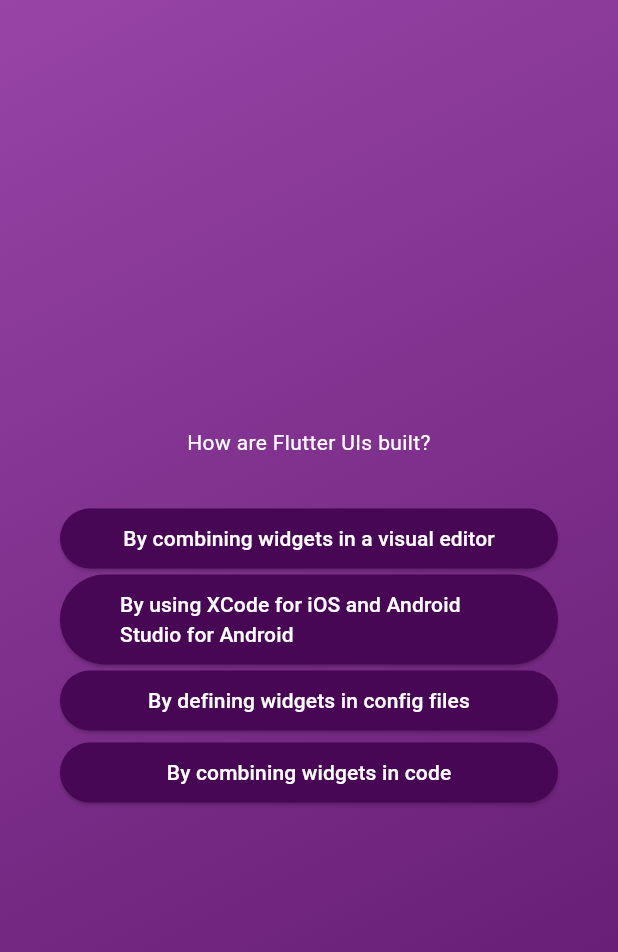
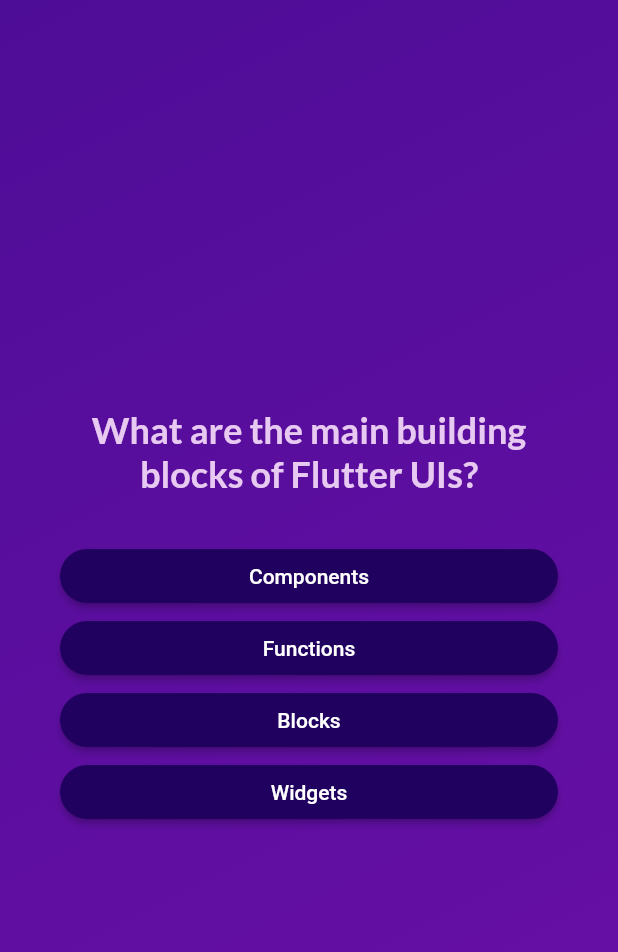
Before and after one commit to neha09panchal/quiz_app, a Flutter app: the screen it shows after launch, after a tap on "Start Quiz", on a phone screen of 412 x 824 dp. Shown: the top 952 px of the screen. Run offline on Flutter 3.47's test engine with Material 2 defaults, Android fonts, the phone set to English and light mode, and no system bars; our stand-ins replace google_fonts.

Commit message:
complete quiz app

```diff
--- a/lib/answer_button.dart
+++ b/lib/answer_button.dart
@@ -13,24 +13,22 @@ class AnswerButton extends StatelessWidget {
   @override
   Widget build(BuildContext context) {
     return ElevatedButton(
+      onPressed: onTap,
       style: ElevatedButton.styleFrom(
-        backgroundColor: Color.fromARGB(
-          255,
-          72,
-          7,
-          84,
+        padding: const EdgeInsets.symmetric(
+          vertical: 10,
+          horizontal: 40,
         ),
+        backgroundColor: const Color.fromARGB(255, 33, 1, 95),
         foregroundColor: Colors.white,
         shape: RoundedRectangleBorder(
-          borderRadius: BorderRadius.circular(40.0),
-        ),
-        padding: EdgeInsets.symmetric(
-          vertical: 10.0,
-          horizontal: 40.0,
+          borderRadius: BorderRadius.circular(40),
         ),
       ),
-      onPressed: () {},
-      child: Text(answerText),
+      child: Text(
+        answerText,
+        textAlign: TextAlign.center,
+      ),
     );
   }
 }
--- a/lib/models/quiz_question.dart
+++ b/lib/models/quiz_question.dart
@@ -1,11 +1,11 @@
 class QuizQuestion {
-  const QuizQuestion(this.questionText, this.answers);
+  const QuizQuestion(this.text, this.answers);
 
-  final String questionText;
+  final String text;
   final List<String> answers;
 
-  List<String> getShuffledAnswer() {
-    var shuffledList = List.of(answers);
+  List<String> getShuffledAnswers() {
+    final shuffledList = List.of(answers);
     shuffledList.shuffle();
     return shuffledList;
   }
--- a/lib/questions_screen.dart
+++ b/lib/questions_screen.dart
@@ -1,54 +1,65 @@
 import 'package:flutter/material.dart';
-import 'package:quiz_app/answer_button.dart';
+import 'package:google_fonts/google_fonts.dart';
 
+import 'answer_button.dart';
 import 'data/questions.dart';
 
 class QuestionsScreen extends StatefulWidget {
-  const QuestionsScreen({super.key});
+  const QuestionsScreen({
+    super.key,
+    required this.onSelectAnswer,
+  });
+
+  final void Function(String answer) onSelectAnswer;
 
   @override
-  State<QuestionsScreen> createState() => _QuestionsScreenState();
+  State<QuestionsScreen> createState() {
+    return _QuestionsScreenState();
+  }
 }
 
 class _QuestionsScreenState extends State<QuestionsScreen> {
   var currentQuestionIndex = 0;
 
-  void answerQuestion() {
+  void answerQuestion(String selectedAnswer) {
+    widget.onSelectAnswer(selectedAnswer);
+    // currentQuestionIndex = currentQuestionIndex + 1;
+    // currentQuestionIndex += 1;
     setState(() {
-      currentQuestionIndex = currentQuestionIndex + 1;
-      print('*** setstate $currentQuestionIndex');
+      currentQuestionIndex++; // increments the value by 1
     });
   }
 
   @override
-  Widget build(BuildContext context) {
-    var currentQuestion = questions[1];
-    print('*** index ${questions[currentQuestionIndex].toString()}');
+  Widget build(context) {
+    final currentQuestion = questions[currentQuestionIndex];
 
     return SizedBox(
       width: double.infinity,
       child: Container(
-        margin: const EdgeInsets.all(40.0),
+        margin: const EdgeInsets.all(40),
         child: Column(
           mainAxisAlignment: MainAxisAlignment.center,
           crossAxisAlignment: CrossAxisAlignment.stretch,
           children: [
             Text(
-              currentQuestion.questionText,
-              style: const TextStyle(
-                color: Colors.white,
+              currentQuestion.text,
+              style: GoogleFonts.lato(
+                color: const Color.fromARGB(255, 231, 201, 241),
+                fontSize: 24.0,
+                fontWeight: FontWeight.bold,
               ),
               textAlign: TextAlign.center,
             ),
-            const SizedBox(
-              height: 30.0,
-            ),
-            ...currentQuestion.getShuffledAnswer().map((answer) {
+            const SizedBox(height: 30),
+            ...currentQuestion.getShuffledAnswers().map((answer) {
               return AnswerButton(
                 answerText: answer,
-                onTap: () => answerQuestion(),
+                onTap: () {
+                  answerQuestion(answer);
+                },
               );
-            }),
+            })
           ],
         ),
       ),
--- a/lib/quiz.dart
+++ b/lib/quiz.dart
@@ -1,45 +1,78 @@
 import 'package:flutter/material.dart';
 import 'package:quiz_app/questions_screen.dart';
+import 'package:quiz_app/results_screen.dart';
 import 'package:quiz_app/start_screen.dart';
+
+import 'data/questions.dart';
 
 class Quiz extends StatefulWidget {
   const Quiz({super.key});
 
   @override
-  State<Quiz> createState() => _QuizState();
+  State<Quiz> createState() {
+    return _QuizState();
+  }
 }
 
 class _QuizState extends State<Quiz> {
   var activeScreen = 'start-screen';
+  List<String> selectedAnswer = [];
 
   void switchScreen() {
     setState(() {
-      activeScreen = 'questions';
+      selectedAnswer = [];
+      activeScreen = 'questions-screen';
+    });
+  }
+
+  void chooseAnswer(String answer) {
+    selectedAnswer.add(answer);
+
+    if (selectedAnswer.length == questions.length) {
+      setState(() {
+        activeScreen = 'results-screen';
+      });
+    }
+  }
+
+  void restartQuiz() {
+    setState(() {
+      selectedAnswer = [];
+      activeScreen = 'questions-screen';
     });
   }
 
   @override
-  Widget build(BuildContext context) {
+  Widget build(context) {
+    Widget screenWidget = StartScreen(switchScreen);
+
+    if (activeScreen == 'questions-screen') {
+      screenWidget = QuestionsScreen(
+        onSelectAnswer: chooseAnswer,
+      );
+    }
+
+    if (activeScreen == 'results-screen') {
+      screenWidget = ResultsScreen(
+        chosenAnswer: selectedAnswer,
+        onRestart: restartQuiz,
+      );
+    }
+
     return MaterialApp(
-      theme: ThemeData(
-        colorScheme: ColorScheme.fromSeed(seedColor: Colors.deepPurple),
-        useMaterial3: true,
-      ),
       home: Scaffold(
         body: Container(
           decoration: const BoxDecoration(
             gradient: LinearGradient(
               colors: [
-                Color.fromARGB(255, 151, 68, 166),
-                Color.fromARGB(255, 94, 22, 107),
+                Color.fromARGB(255, 78, 13, 151),
+                Color.fromARGB(255, 107, 15, 168),
               ],
               begin: Alignment.topLeft,
               end: Alignment.bottomRight,
             ),
           ),
-          child: activeScreen == 'start-screen'
-              ? StartScreen(switchScreen)
-              : const QuestionsScreen(),
+          child: screenWidget,
         ),
       ),
     );
--- a/lib/start_screen.dart
+++ b/lib/start_screen.dart
@@ -1,4 +1,5 @@
 import 'package:flutter/material.dart';
+import 'package:google_fonts/google_fonts.dart';
 
 class StartScreen extends StatelessWidget {
   final void Function() startQuiz;
@@ -21,13 +22,15 @@ class StartScreen extends StatelessWidget {
                   255,
                   255,
                 )),
-            const Padding(
-              padding: EdgeInsets.only(top: 16.0),
-              child: Text('Learn Flutter the fun way!',
-                  style: TextStyle(
-                    fontSize: 24.0,
-                    color: Colors.white,
-                  )),
+            Padding(
+              padding: const EdgeInsets.only(top: 16.0),
+              child: Text(
+                'Learn Flutter the fun way!',
+                style: GoogleFonts.lato(
+                  color: Colors.white,
+                  fontSize: 24.0,
+                ),
+              ),
             ),
             Padding(
               padding: const EdgeInsets.only(top: 16.0),
--- a/pubspec.yaml
+++ b/pubspec.yaml
@@ -35,6 +35,7 @@ dependencies:
   # The following adds the Cupertino Icons font to your application.
   # Use with the CupertinoIcons class for iOS style icons.
   cupertino_icons: ^1.0.2
+  google_fonts: ^6.1.0
 
 dev_dependencies:
   flutter_test:
```
Also changed, not shown: lib/questions_summary/question_identifier.dart (added, +35 -0 lines), lib/questions_summary/questions_summary.dart (added, +24 -0 lines), lib/questions_summary/summary_item.dart (added, +57 -0 lines), lib/results_screen.dart (added, +76 -0 lines), pubspec.lock.
